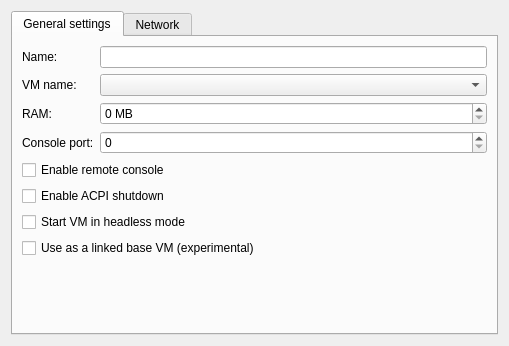
Qt form gns3/modules/virtualbox/ui/virtualbox_vm_configuration_page.ui (GNS3/gns3-gui) before a commit.
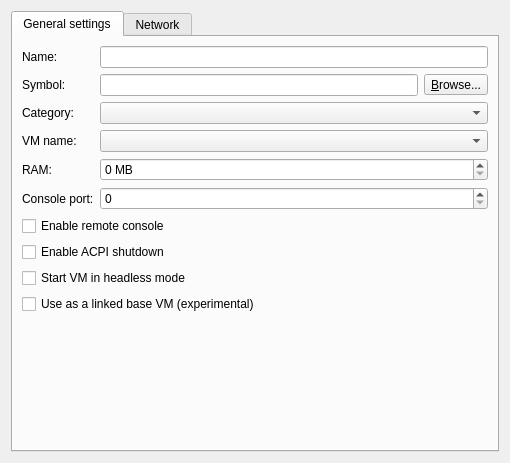
The same form after that commit.

Commit message: Support for custom symbols. Still some work to do on the QGraphicsEffect. Implements #388.

What changed in the file:
```diff
--- a/gns3/modules/virtualbox/ui/virtualbox_vm_configuration_page.ui
+++ b/gns3/modules/virtualbox/ui/virtualbox_vm_configuration_page.ui
@@ -6,8 +6,8 @@
    <rect>
     <x>0</x>
     <y>0</y>
-    <width>509</width>
-    <height>346</height>
+    <width>510</width>
+    <height>463</height>
    </rect>
   </property>
   <property name="windowTitle">
@@ -35,13 +35,47 @@
         <widget class="QLineEdit" name="uiNameLineEdit"/>
        </item>
        <item row="1" column="0">
+        <widget class="QLabel" name="uiSymbolLabel">
+         <property name="text">
+          <string>Symbol:</string>
+         </property>
+        </widget>
+       </item>
+       <item row="1" column="1">
+        <layout class="QHBoxLayout" name="horizontalLayout_7">
+         <item>
+          <widget class="QLineEdit" name="uiSymbolLineEdit"/>
+         </item>
+         <item>
+          <widget class="QToolButton" name="uiSymbolToolButton">
+           <property name="text">
+            <string>&amp;Browse...</string>
+           </property>
+           <property name="toolButtonStyle">
+            <enum>Qt::ToolButtonTextOnly</enum>
+           </property>
+          </widget>
+         </item>
+        </layout>
+       </item>
+       <item row="2" column="0">
+        <widget class="QLabel" name="uiCategoryLabel">
+         <property name="text">
+          <string>Category:</string>
+         </property>
+        </widget>
+       </item>
+       <item row="2" column="1">
+        <widget class="QComboBox" name="uiCategoryComboBox"/>
+       </item>
+       <item row="3" column="0">
         <widget class="QLabel" name="uiVMListLabel">
          <property name="text">
           <string>VM name:</string>
          </property>
         </widget>
        </item>
-       <item row="1" column="1">
+       <item row="3" column="1">
         <widget class="QComboBox" name="uiVMListComboBox">
          <property name="sizePolicy">
           <sizepolicy hsizetype="Expanding" vsizetype="Fixed">
@@ -51,14 +85,14 @@
          </property>
         </widget>
        </item>
-       <item row="2" column="0">
+       <item row="4" column="0">
         <widget class="QLabel" name="uiVMRamLabel">
          <property name="text">
           <string>RAM:</string>
          </property>
         </widget>
        </item>
-       <item row="2" column="1">
+       <item row="4" column="1">
         <widget class="QSpinBox" name="uiVMRamSpinBox">
          <property name="sizePolicy">
           <sizepolicy hsizetype="Expanding" vsizetype="Fixed">
@@ -74,28 +108,35 @@
          </property>
         </widget>
        </item>
-       <item row="3" column="0">
+       <item row="5" column="0">
         <widget class="QLabel" name="uiConsolePortLabel">
          <property name="text">
           <string>Console port:</string>
          </property>
         </widget>
        </item>
-       <item row="3" column="1">
+       <item row="5" column="1">
         <widget class="QSpinBox" name="uiConsolePortSpinBox">
          <property name="maximum">
           <number>65535</number>
          </property>
         </widget>
        </item>
-       <item row="4" column="0" colspan="2">
+       <item row="6" column="0" colspan="2">
         <widget class="QCheckBox" name="uiEnableConsoleCheckBox">
          <property name="text">
           <string>Enable remote console</string>
          </property>
         </widget>
        </item>
-       <item row="6" column="0" colspan="2">
+       <item row="7" column="0" colspan="2">
+        <widget class="QCheckBox" name="uiACPIShutdownCheckBox">
+         <property name="text">
+          <string>Enable ACPI shutdown</string>
+         </property>
+        </widget>
+       </item>
+       <item row="8" column="0" colspan="2">
         <widget class="QCheckBox" name="uiHeadlessModeCheckBox">
          <property name="text">
           <string>Start VM in headless mode</string>
@@ -105,7 +146,7 @@
          </property>
         </widget>
        </item>
-       <item row="8" column="0" colspan="2">
+       <item row="9" column="0" colspan="2">
         <widget class="QCheckBox" name="uiBaseVMCheckBox">
          <property name="enabled">
           <bool>true</bool>
@@ -115,7 +156,7 @@
          </property>
         </widget>
        </item>
-       <item row="9" column="1">
+       <item row="10" column="1">
         <spacer name="verticalSpacer">
          <property name="orientation">
           <enum>Qt::Vertical</enum>
@@ -128,13 +169,6 @@
          </property>
         </spacer>
        </item>
-       <item row="5" column="0" colspan="2">
-        <widget class="QCheckBox" name="uiACPIShutdownCheckBox">
-         <property name="text">
-          <string>Enable ACPI shutdown</string>
-         </property>
-        </widget>
-       </item>
       </layout>
      </widget>
      <widget class="QWidget" name="tab_2">
```
The commit also changes 34 other files.
